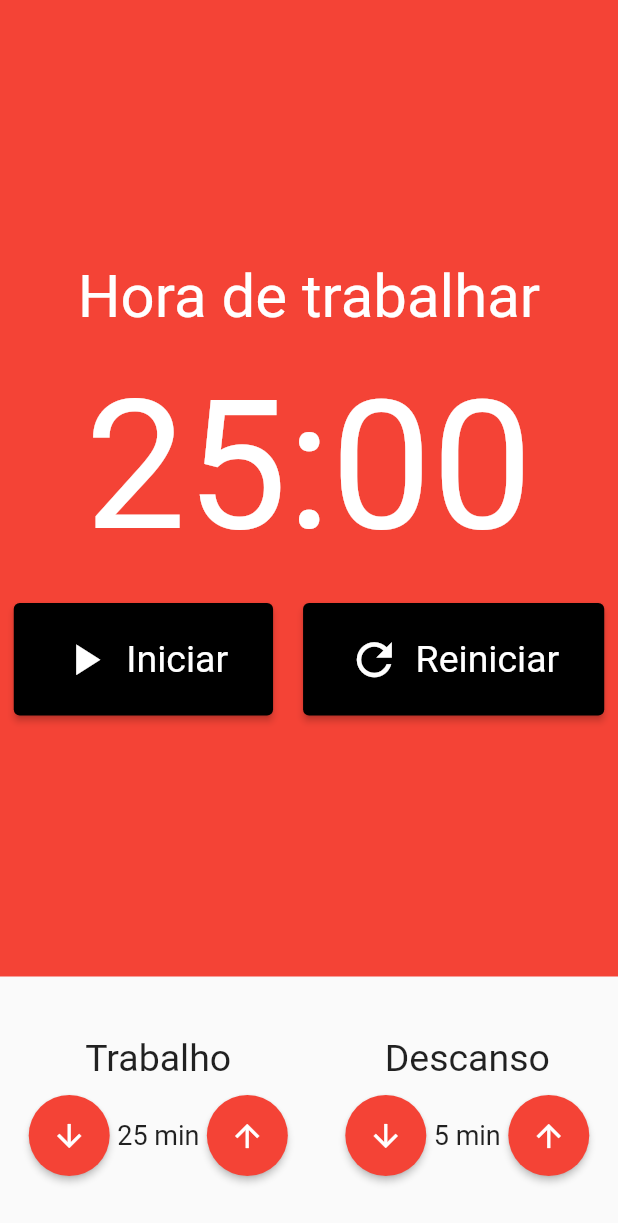
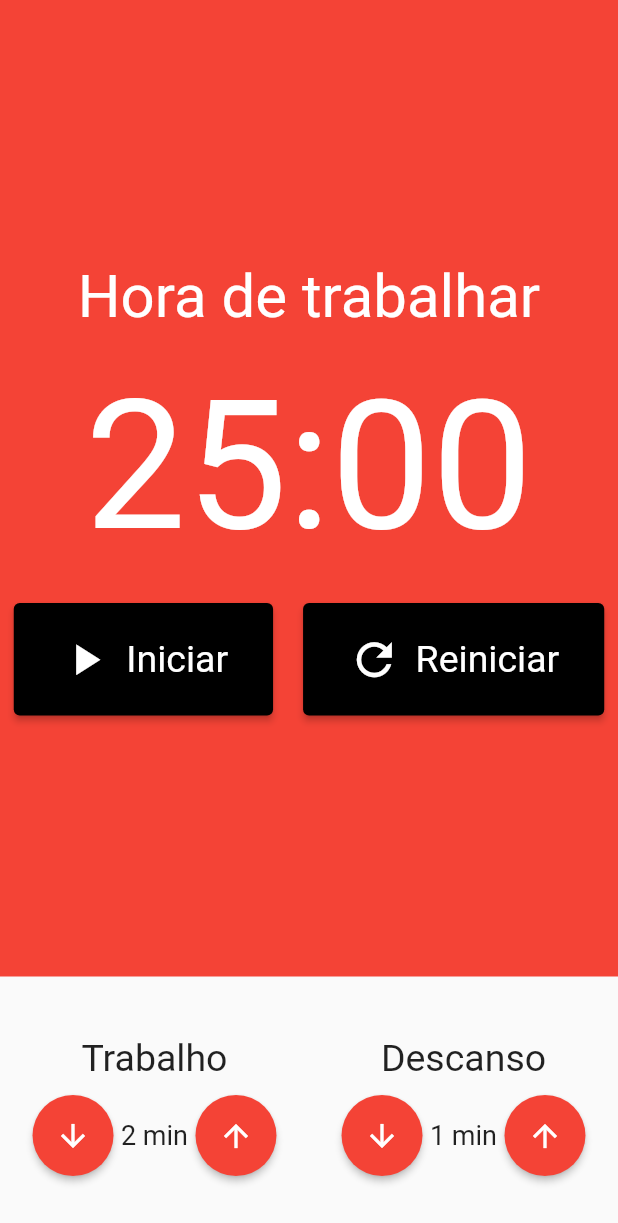
Before and after one commit to marcelinx/pomodoro-app, a Flutter app: the screen it shows after launch, on a phone screen of 412 x 824 dp. Shown: the top 1223 px of the screen. Run offline on Flutter 3.47's test engine with Material 2 defaults, Android fonts, the phone set to English and light mode, and no system bars; our stand-ins replace mobx; generated files the repository leaves out were written again.

Commit message:
introduzindo componente pomodoro store

```diff
--- a/lib/main.dart
+++ b/lib/main.dart
@@ -1,5 +1,7 @@
 import 'package:flutter/material.dart';
 import 'package:pomodoro/pages/Pomodoro.dart';
+import 'package:provider/provider.dart';
+import './store/pomodoro.store.dart';
 
 void main() {
   runApp(const MyApp());
@@ -10,12 +12,19 @@ class MyApp extends StatelessWidget {
 
   @override
   Widget build(BuildContext context) {
-    return MaterialApp(
-      title: 'Flutter Demo',
-      theme: ThemeData(
-        primarySwatch: Colors.blue,
+    return MultiProvider(
+      providers: [
+        Provider<PomodoroStore>(
+          create: (_) => PomodoroStore(),
+        )
+      ],
+      child: MaterialApp(
+        title: 'Flutter Demo',
+        theme: ThemeData(
+          primarySwatch: Colors.blue,
+        ),
+        home: const Pomodoro(),
       ),
-      home: Pomodoro(),
     );
   }
 }
--- a/lib/pages/Pomodoro.dart
+++ b/lib/pages/Pomodoro.dart
@@ -1,29 +1,39 @@
 import 'package:flutter/material.dart';
 import 'package:pomodoro/components/Cronometro.dart';
-import '../components/EntradaTempo.dart';
+import 'package:pomodoro/components/EntradaTempo.dart';
+import 'package:provider/provider.dart';
+import '../store/pomodoro.store.dart';
 
 class Pomodoro extends StatelessWidget {
-  const Pomodoro({Key? key}) : super(key: key);
+  const Pomodoro({super.key});
 
   @override
   Widget build(BuildContext context) {
-    return const Scaffold(
+    final store = Provider.of<PomodoroStore>(context);
+
+    return Scaffold(
       body: Column(
         crossAxisAlignment: CrossAxisAlignment.stretch,
         children: [
-         Expanded(
-           child: Cronometro(),
-         ),
+          const Expanded(
+            child: Cronometro(),
+          ),
           Padding(
-            padding: EdgeInsets.symmetric(vertical: 40),
+            padding: const EdgeInsets.symmetric(vertical: 40),
             child: Row(
               mainAxisAlignment: MainAxisAlignment.spaceAround,
               children: [
-                EntradaTempo(titulo: 'Trabalho', valor: 25),
-                EntradaTempo(titulo: 'Descanso', valor: 5),
+                EntradaTempo(
+                  titulo: 'Trabalho',
+                  valor: store.tempoTrabalho,
+                ),
+                EntradaTempo(
+                  titulo: 'Descanso',
+                  valor: store.tempoDescanso,
+                ),
               ],
             ),
-          )
+          ),
         ],
       ),
     );
```
Also changed, not shown: lib/store/pomodoro.store.dart (added, +28 -0 lines), lib/store/pomodoro.store.g.dart (added).
